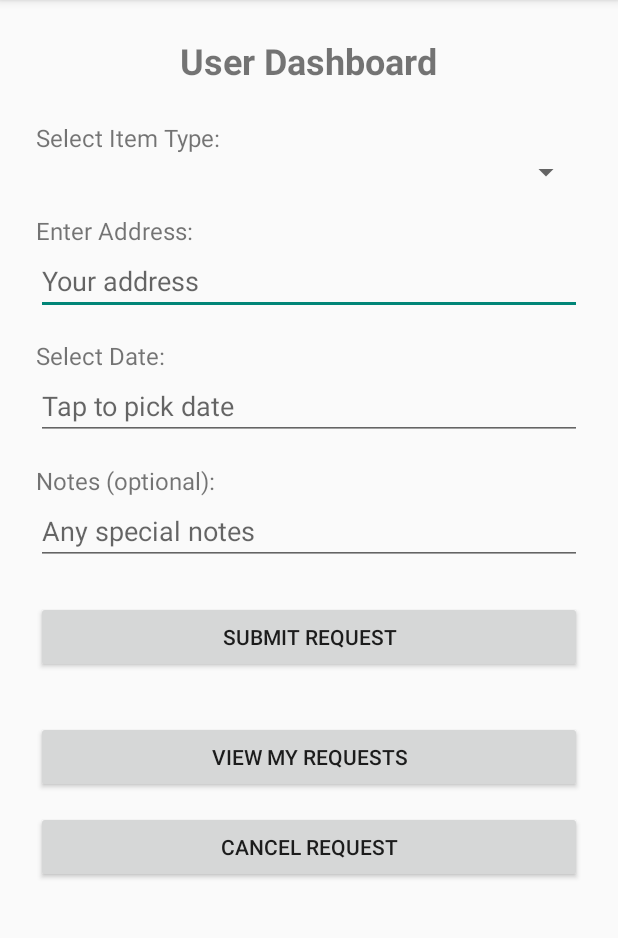
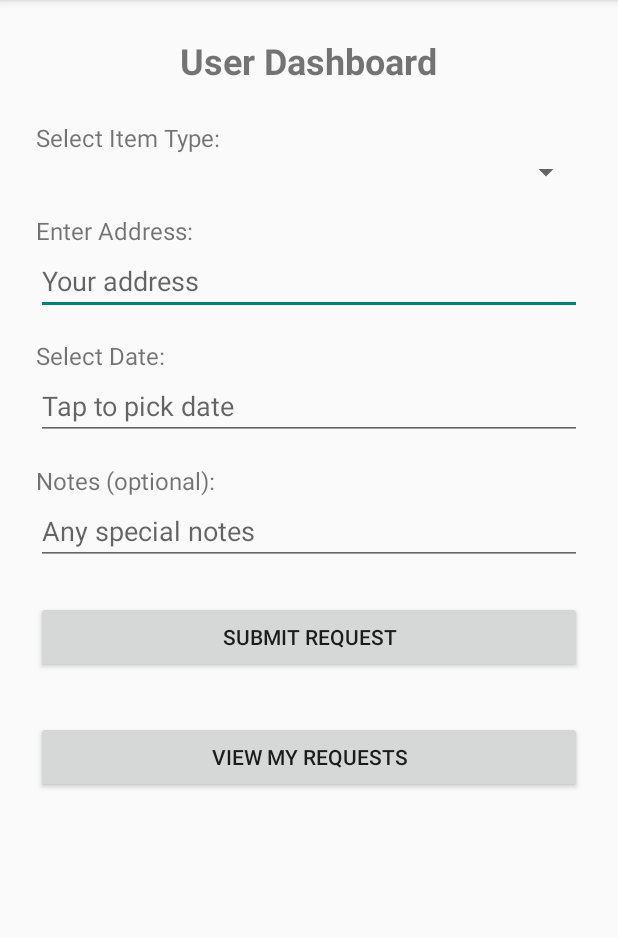
Before and after one commit to 1khwaN/ecoreq, an Android app: the UserDashboardActivity screen opened directly, with no data from a screen before it, on a phone screen of 412 x 824 dp, the part 84-1022 px from its top. Run offline under Robolectric (Android 15) with nearby library versions, the phone set to English and light mode, and no system bars; 1 statement that could not run was skipped.

Commit message:
UserCompleted

```diff
--- a/app/src/main/java/com/example/recyclerequestapp/AddRecyclableItemActivity.java
+++ b/app/src/main/java/com/example/recyclerequestapp/AddRecyclableItemActivity.java
@@ -1,5 +1,4 @@
 package com.example.recyclerequestapp;
 
-import androidx.appcompat.app.AppCompatActivity;
 public class AddRecyclableItemActivity {
 }
--- a/app/src/main/java/com/example/recyclerequestapp/UserDashboardActivity.java
+++ b/app/src/main/java/com/example/recyclerequestapp/UserDashboardActivity.java
@@ -47,7 +47,7 @@ public class UserDashboardActivity extends AppCompatActivity {
         edtNotes = findViewById(R.id.edtNotes);
         btnSubmitRequest = findViewById(R.id.btnSubmitRequest);
         btnViewRequests = findViewById(R.id.btnViewRequests);
-        btnCancelRequest = findViewById(R.id.btnCancelRequest);
+       // btnCancelRequest = findViewById(R.id.btnCancelRequest);
 
         loadItemsFromDatabase();
 
@@ -60,7 +60,7 @@ public class UserDashboardActivity extends AppCompatActivity {
 
         btnSubmitRequest.setOnClickListener(v -> submitRequest());
         btnViewRequests.setOnClickListener(v -> startActivity(new Intent(this, ViewRequestsActivity.class)));
-        btnCancelRequest.setOnClickListener(v -> startActivity(new Intent(this, CancelRequestActivity.class)));
+        //btnCancelRequest.setOnClickListener(v -> startActivity(new Intent(this, CancelRequestActivity.class)));
     }
 
     private void loadItemsFromDatabase() {
--- a/app/src/main/java/com/example/recyclerequestapp/remote/ApiUtils.java
+++ b/app/src/main/java/com/example/recyclerequestapp/remote/ApiUtils.java
@@ -3,7 +3,6 @@ package com.example.recyclerequestapp.remote;
 public class ApiUtils {
     private static final String BASE_URL = "http://178.128.220.20/2024769923/api/";
 
-    // Accept token as a parameter
     public static RequestService getRequestService(String token) {
         return RetrofitClient.getClient(BASE_URL, token).create(RequestService.class);
     }
--- a/app/src/main/java/com/example/recyclerequestapp/remote/RequestService.java
+++ b/app/src/main/java/com/example/recyclerequestapp/remote/RequestService.java
@@ -2,33 +2,32 @@ package com.example.recyclerequestapp.remote;
 
 import com.example.recyclerequestapp.model.Item;
 import com.example.recyclerequestapp.model.Request;
-
 import java.util.List;
-
 import retrofit2.Call;
 import retrofit2.http.Body;
+import retrofit2.http.Field;
+import retrofit2.http.FormUrlEncoded;
 import retrofit2.http.GET;
 import retrofit2.http.Header;
 import retrofit2.http.POST;
-import retrofit2.http.Path;
 
 public interface RequestService {
 
-    // GET all recyclable items (requires Authorization)
     @GET("recyclable_items")
     Call<List<Item>> getItems(@Header("Authorization") String token);
 
-    // Submit a new request (also requires Authorization)
     @POST("requests")
-    Call<Void> submitRequest(
+    Call<Void> submitRequest(@Header("Authorization") String token, @Body Request request);
+
+    @GET("requests")
+    Call<List<Request>> getMyRequests(@Header("Authorization") String token);
+
+    @FormUrlEncoded
+    @POST("requests")
+    Call<Request> cancelRequest(
             @Header("Authorization") String token,
-            @Body Request request
-    );
-
-    // Get all requests by user ID (requires Authorization)
-    @GET("requests")
-    Call<List<Request>> getMyRequests(
-            @Header("Authorization") String token
+            @Field("request_id") int requestId,
+            @Field("status") String status
     );
 
 }
--- a/app/src/main/res/layout/activity_request_detail.xml
+++ b/app/src/main/res/layout/activity_request_detail.xml
@@ -92,5 +92,7 @@
             android:layout_height="wrap_content"
             android:text="-" />
 
+
+
     </LinearLayout>
 </ScrollView>
--- a/app/src/main/res/layout/activity_user_dashboard.xml
+++ b/app/src/main/res/layout/activity_user_dashboard.xml
@@ -97,12 +97,13 @@
             android:layout_marginBottom="12dp"
             android:text="View My Requests" />
 
-        <Button
-            android:id="@+id/btnCancelRequest"
-            android:layout_width="match_parent"
-            android:layout_height="wrap_content"
-            android:text="Cancel Request"
-            android:layout_marginBottom="12dp" />
+<!--        &lt;!&ndash; Cancel Request &ndash;&gt;-->
+<!--        <Button-->
+<!--            android:id="@+id/btnCancelRequest"-->
+<!--            android:layout_width="match_parent"-->
+<!--            android:layout_height="wrap_content"-->
+<!--            android:text="Cancel Request"-->
+<!--            android:layout_marginBottom="12dp" />-->
 
     </LinearLayout>
 </ScrollView>
```
Also changed, not shown: app/src/main/java/com/example/recyclerequestapp/RequestDetailActivity.java (+19 -2 lines), app/src/main/java/com/example/recyclerequestapp/adapter/RequestAdapter.java (+64 -2 lines), app/src/main/java/com/example/recyclerequestapp/model/Request.java (+16 -3 lines), app/src/main/java/com/example/recyclerequestapp/model/RequestStatusUpdate.java (added, +28 -0 lines), app/src/main/java/com/example/recyclerequestapp/remote/RetrofitClient.java (+7 -4 lines), app/src/main/res/menu/request_options_menu.xml (added, +8 -0 lines).
